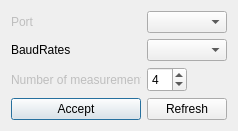
Qt form menu.ui (NoxNokas/GraduationWork) before a commit.
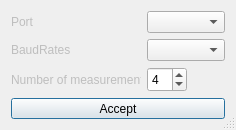
The same form after that commit.

```diff
--- a/menu.ui
+++ b/menu.ui
@@ -11,7 +11,13 @@
    </rect>
   </property>
   <property name="windowTitle">
-   <string>Config</string>
+   <string>Menu</string>
+  </property>
+  <property name="sizeGripEnabled">
+   <bool>true</bool>
+  </property>
+  <property name="modal">
+   <bool>true</bool>
   </property>
   <layout class="QGridLayout" name="gridLayout_2">
    <item row="0" column="0">
@@ -95,33 +101,11 @@
        </property>
       </widget>
      </item>
-     <item row="3" column="0">
-      <widget class="QPushButton" name="acceptButton">
-       <property name="sizePolicy">
-        <sizepolicy hsizetype="Minimum" vsizetype="Fixed">
-         <horstretch>0</horstretch>
-         <verstretch>0</verstretch>
-        </sizepolicy>
-       </property>
-       <property name="minimumSize">
-        <size>
-         <width>96</width>
-         <height>21</height>
-        </size>
-       </property>
-       <property name="maximumSize">
-        <size>
-         <width>100000</width>
-         <height>100000</height>
-        </size>
-       </property>
-       <property name="text">
-        <string>Accept</string>
-       </property>
-      </widget>
-     </item>
      <item row="1" column="0">
       <widget class="QLabel" name="labelBaudRates">
+       <property name="enabled">
+        <bool>false</bool>
+       </property>
        <property name="text">
         <string>BaudRates</string>
        </property>
@@ -137,10 +121,28 @@
        </property>
       </widget>
      </item>
-     <item row="3" column="1">
-      <widget class="QPushButton" name="refreshlButton">
+     <item row="3" column="0" colspan="2">
+      <widget class="QPushButton" name="acceptButton">
+       <property name="sizePolicy">
+        <sizepolicy hsizetype="Minimum" vsizetype="Fixed">
+         <horstretch>0</horstretch>
+         <verstretch>0</verstretch>
+        </sizepolicy>
+       </property>
+       <property name="minimumSize">
+        <size>
+         <width>96</width>
+         <height>21</height>
+        </size>
+       </property>
+       <property name="maximumSize">
+        <size>
+         <width>100000</width>
+         <height>100000</height>
+        </size>
+       </property>
        <property name="text">
-        <string>Refresh</string>
+        <string>Accept</string>
        </property>
       </widget>
      </item>
```
Left out of the diff: 3 changed lines with no effect on the pictures.
